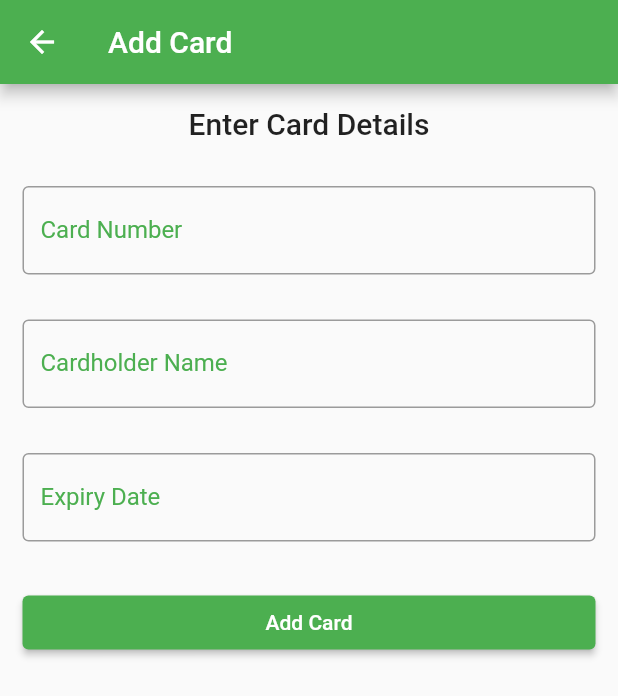
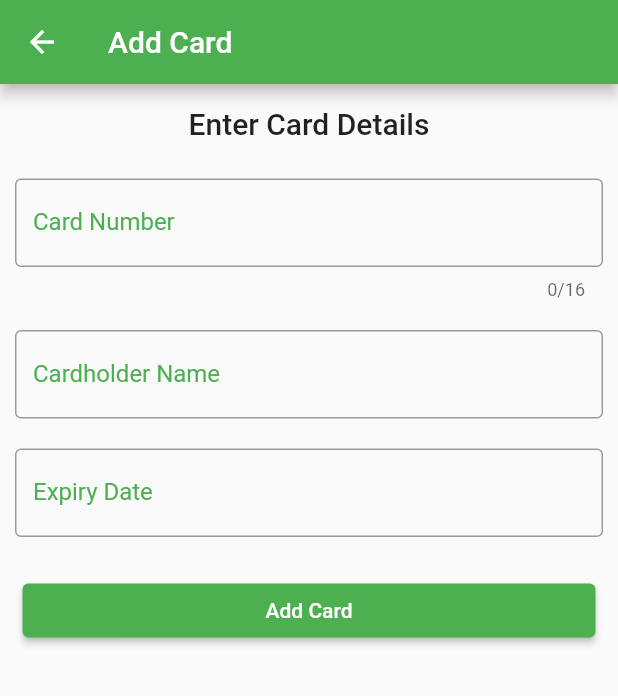
Before and after one commit to ajulkjose246/kerd, a Flutter app: the addCardScreen screen opened by its route, on a phone screen of 412 x 824 dp. Shown: the top 696 px of the screen. Run offline on Flutter 3.47's test engine with Material 2 defaults, Android fonts, the phone set to English and light mode, and no system bars; our stand-ins replace cloud_firestore, firebase_auth, firebase_core, fluttertoast; accounts and stored records are empty; network calls fail.

Commit message:
add card option completed

```diff
--- a/lib/screen/home/addCard.dart
+++ b/lib/screen/home/addCard.dart
@@ -1,4 +1,8 @@
 import 'package:flutter/material.dart';
+import 'package:cloud_firestore/cloud_firestore.dart';
+import 'package:firebase_auth/firebase_auth.dart';
+import 'package:flutter/services.dart';
+import 'package:fluttertoast/fluttertoast.dart';
 
 class addCardScreen extends StatefulWidget {
   const addCardScreen({super.key});
@@ -7,9 +11,49 @@ class addCardScreen extends StatefulWidget {
   State<addCardScreen> createState() => _addCardScreenState();
 }
 
+final user = FirebaseAuth.instance.currentUser;
+final CollectionReference cards =
+    FirebaseFirestore.instance.collection("cards");
+TextEditingController cardNumber = TextEditingController();
+TextEditingController cardHolder = TextEditingController();
+TextEditingController cardExp = TextEditingController();
+
 class _addCardScreenState extends State<addCardScreen> {
   @override
   Widget build(BuildContext context) {
+    void addCard() {
+      final data = {
+        'cardExp': cardExp.text,
+        'cardHolder': cardHolder.text,
+        'cardNumber': cardNumber.text,
+        'user': user!.email,
+      };
+      cards.add(data).then((_) {
+        // Insertion successful
+        print('Data inserted successfully');
+        Fluttertoast.showToast(
+            msg: "Card Added successful",
+            toastLength: Toast.LENGTH_SHORT,
+            gravity: ToastGravity.BOTTOM,
+            timeInSecForIosWeb: 1,
+            backgroundColor: Colors.green,
+            textColor: Colors.white,
+            fontSize: 10.0);
+        Navigator.pushNamed(context, '/auth');
+      }).catchError((error) {
+        // Insertion failed
+        print('Error inserting data: $error');
+        Fluttertoast.showToast(
+            msg: "Card Added Failed",
+            toastLength: Toast.LENGTH_SHORT,
+            gravity: ToastGravity.BOTTOM,
+            timeInSecForIosWeb: 1,
+            backgroundColor: Colors.red,
+            textColor: Colors.white,
+            fontSize: 10.0);
+      });
+    }
+
     return Scaffold(
       appBar: AppBar(
         backgroundColor: Colors.green,
@@ -25,8 +69,11 @@ class _addCardScreenState extends State<addCardScreen> {
           ),
         )),
         Padding(
-          padding: const EdgeInsets.all(15),
+          padding: const EdgeInsets.all(10),
           child: TextField(
+            controller: cardNumber,
+            keyboardType: TextInputType.number,
+            maxLength: 16,
             decoration: const InputDecoration(
               focusedBorder: OutlineInputBorder(
                 borderSide: BorderSide(
@@ -40,8 +87,13 @@ class _addCardScreenState extends State<addCardScreen> {
           ),
         ),
         Padding(
-          padding: const EdgeInsets.all(15),
+          padding: const EdgeInsets.all(10),
           child: TextField(
+            controller: cardHolder,
+            keyboardType: TextInputType.text,
+            inputFormatters: [
+              FilteringTextInputFormatter.allow(RegExp(r'[a-zA-Z]')),
+            ],
             decoration: const InputDecoration(
               focusedBorder: OutlineInputBorder(
                 borderSide: BorderSide(
@@ -55,8 +107,10 @@ class _addCardScreenState extends State<addCardScreen> {
           ),
         ),
         Padding(
-          padding: const EdgeInsets.all(15),
+          padding: const EdgeInsets.all(10),
           child: TextField(
+            controller: cardExp,
+            keyboardType: TextInputType.datetime,
             decoration: const InputDecoration(
               focusedBorder: OutlineInputBorder(
                 borderSide: BorderSide(
@@ -72,7 +126,9 @@ class _addCardScreenState extends State<addCardScreen> {
         Padding(
           padding: const EdgeInsets.all(15.0),
           child: ElevatedButton(
-            onPressed: () {},
+            onPressed: () {
+              addCard();
+            },
             child: Text("Add Card"),
             style: ButtonStyle(
                 backgroundColor: MaterialStatePropertyAll(Colors.green)),
```
